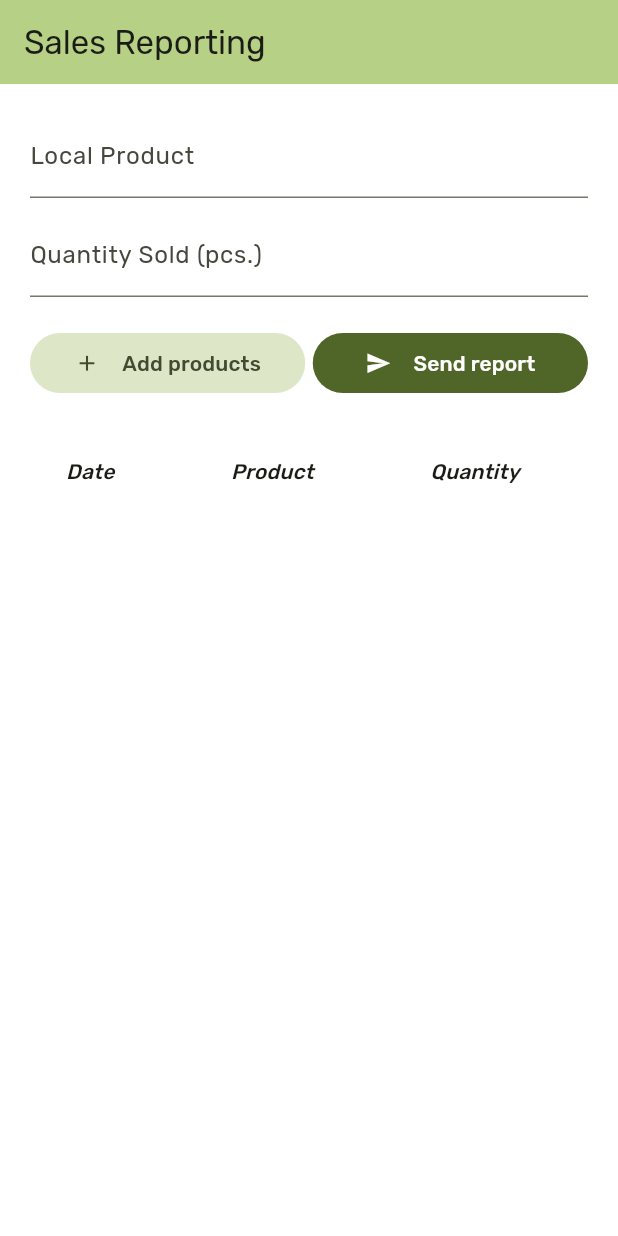
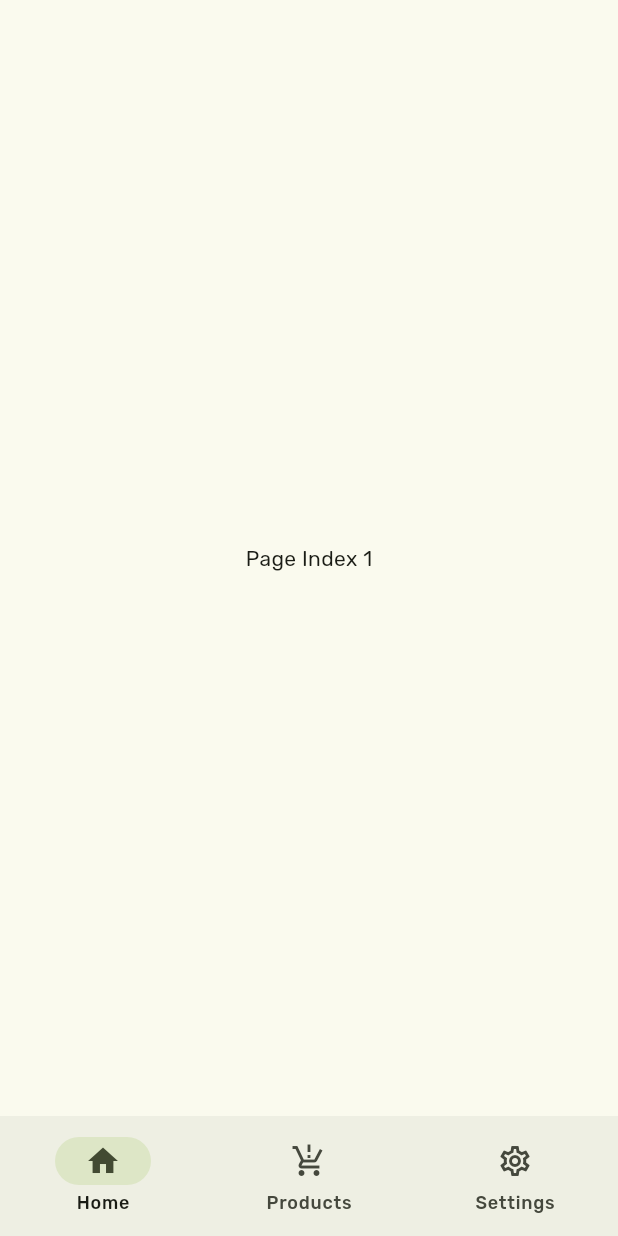
Before and after one commit to vallejohn/clinica_de_alternativo, a Flutter app: the screen it shows once a user with an empty profile is signed in, after a tap on "Update information", on a phone screen of 412 x 824 dp. Run offline on Flutter 3.47's test engine with Material 3 defaults, Android fonts, the phone set to English and light mode, and no system bars; our stand-ins replace auto_route, cloud_firestore, dartz, equatable, firebase_auth, firebase_core and 4 more; missing offline and left inert: flutter_flavor; accounts and stored records are empty; network calls fail; statements that could not run were skipped.

Commit message:
navigation and settings

```diff
--- a/lib/clinica_de_alternativo.dart
+++ b/lib/clinica_de_alternativo.dart
@@ -42,7 +42,7 @@ class _ClinicaDeAlternativoState extends State<ClinicaDeAlternativo> {
                 },
                 success: (profile){
                   if(profile != null){
-                    _appRouter.replace(const SaleReportingRoute());
+                    _appRouter.replace(const HomeRoute());
                   }else{
                     _appRouter.replace(const ProfileCompletionRoute());
                   }
--- /dev/null
+++ b/lib/core/blocs/home_navigator_cubit.dart
@@ -0,0 +1,7 @@
+import 'package:flutter_bloc/flutter_bloc.dart';
+
+class HomeNavigatorCubit extends Cubit<int> {
+  HomeNavigatorCubit() : super(0);
+
+  void onPageChanged(int index) => emit(index);
+}
--- a/lib/core/router/app_router.dart
+++ b/lib/core/router/app_router.dart
@@ -1,8 +1,10 @@
 import 'package:auto_route/auto_route.dart';
 
 import '../../src/authentication/presentation/pages.dart';
+import '../../src/home_page.dart';
 import '../../src/inventory/presentation/pages.dart';
 import '../../src/sales_reporting/presentation/pages.dart';
+import '../global_widgets/pages/settings_page.dart';
 
 part 'app_router.gr.dart';
 
@@ -11,7 +13,9 @@ part 'app_router.gr.dart';
 class AppRouter extends _$AppRouter{
   @override
   List<AutoRoute> get routes => [
-    AutoRoute(page: StartupRoute.page, initial: true),
+    AutoRoute(page: HomeRoute.page, initial: true),
+    AutoRoute(page: StartupRoute.page),
+    AutoRoute(page: SettingsRoute.page),
     AutoRoute(page: LoginRoute.page),
     AutoRoute(page: ProfileCompletionRoute.page),
     AutoRoute(page: SaleReportingRoute.page),
--- /dev/null
+++ b/lib/src/home_page.dart
@@ -0,0 +1,81 @@
+import 'package:auto_route/auto_route.dart';
+import 'package:clinica_de_alternativo/core/blocs/home_navigator_cubit.dart';
+import 'package:clinica_de_alternativo/core/core.dart';
+import 'package:clinica_de_alternativo/core/global_widgets/pages/settings_page.dart';
+import 'package:flutter/gestures.dart';
+import 'package:flutter/material.dart';
+import 'package:flutter_bloc/flutter_bloc.dart';
+
+
+class ExampleDestination {
+  const ExampleDestination(this.label, this.icon, this.selectedIcon);
+
+  final String label;
+  final Widget icon;
+  final Widget selectedIcon;
+}
+
+const List<ExampleDestination> destinations = <ExampleDestination>[
+  ExampleDestination(
+      'Home', Icon(Icons.home_outlined), Icon(Icons.home)),
+  ExampleDestination(
+      'Products', Icon(Icons.production_quantity_limits), Icon(Icons.production_quantity_limits)),
+  ExampleDestination(
+      'Settings', Icon(Icons.settings_outlined), Icon(Icons.settings)),
+];
+
+@RoutePage()
+class HomePage extends StatefulWidget {
+  const HomePage({super.key});
+
+  @override
+  State<HomePage> createState() => _HomePageState();
+}
+
+class _HomePageState extends State<HomePage> {
+  final GlobalKey<ScaffoldState> scaffoldKey = GlobalKey<ScaffoldState>();
+  final PageController _pageController = PageController();
+
+  @override
+  Widget build(BuildContext context) {
+    return BlocProvider<HomeNavigatorCubit>(
+      create: (context) => HomeNavigatorCubit(),
+      child: BlocBuilder<HomeNavigatorCubit, int>(
+        builder: (navContext, navState) {
+          return Scaffold(
+            body: PageView(
+              controller: _pageController,
+              onPageChanged: (int index) => navContext.read<HomeNavigatorCubit>().onPageChanged(index),
+              children: <Widget>[
+                const Center(child: Text('Page Index 1')),
+                const Center(child: Text('Page Index 2')),
+                const SettingsPage(),
+              ],
+            ),
+            bottomNavigationBar: NavigationBar(
+              selectedIndex: navState,
+              onDestinationSelected: (int index) {
+                 navContext.read<HomeNavigatorCubit>().onPageChanged(index);
+                  _pageController.animateToPage(
+                    index,
+                    duration: const Duration(milliseconds: 400),
+                    curve: Curves.easeInOut,
+                  );
+              },
+              destinations: destinations.map(
+                    (ExampleDestination destination) {
+                  return NavigationDestination(
+                    label: destination.label,
+                    icon: destination.icon,
+                    selectedIcon: destination.selectedIcon,
+                    tooltip: destination.label,
+                  );
+                },
+              ).toList(),
+            ),
+          );
+        },
+      ),
+    );
+  }
+}
```
Also changed, not shown: lib/core/global_widgets/pages/settings_page.dart (added, +78 -0 lines), lib/core/router/app_router.gr.dart.
